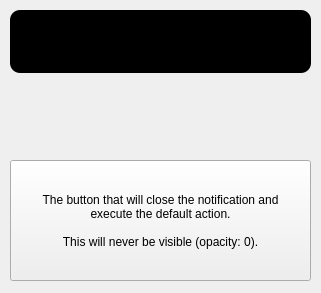
The window that res/themes/compact/template.ui (abigaliz/krustyfy) describes before a commit, drawn with Qt 5.
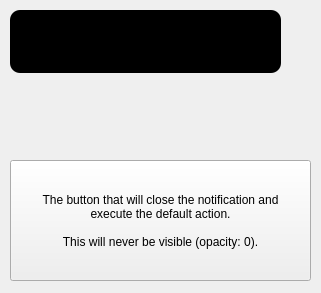
The same window after the commit. Icons and pictures are not drawn.

Commit message: Made compact theme a bit more compact

```diff
--- a/res/themes/compact/template.ui
+++ b/res/themes/compact/template.ui
@@ -78,7 +78,7 @@
      <rect>
       <x>10</x>
       <y>10</y>
-      <width>301</width>
+      <width>271</width>
       <height>63</height>
      </rect>
     </property>
@@ -104,8 +104,8 @@
       <rect>
        <x>0</x>
        <y>0</y>
-       <width>301</width>
-       <height>71</height>
+       <width>270</width>
+       <height>63</height>
       </rect>
      </property>
      <property name="styleSheet">
@@ -117,8 +117,8 @@
        <rect>
         <x>0</x>
         <y>0</y>
-        <width>301</width>
-        <height>72</height>
+        <width>270</width>
+        <height>62</height>
        </rect>
       </property>
       <property name="styleSheet">
@@ -127,10 +127,10 @@
       </property>
       <layout class="QHBoxLayout" name="bodyLayout" stretch="0,1">
        <property name="spacing">
-        <number>3</number>
+        <number>1</number>
        </property>
        <property name="sizeConstraint">
-        <enum>QLayout::SetMaximumSize</enum>
+        <enum>QLayout::SetFixedSize</enum>
        </property>
        <property name="leftMargin">
         <number>4</number>
@@ -139,7 +139,7 @@
         <number>0</number>
        </property>
        <property name="bottomMargin">
-        <number>3</number>
+        <number>1</number>
        </property>
        <item>
         <widget class="QLabel" name="imageLabel">
```
The commit also changes 1 other file.
